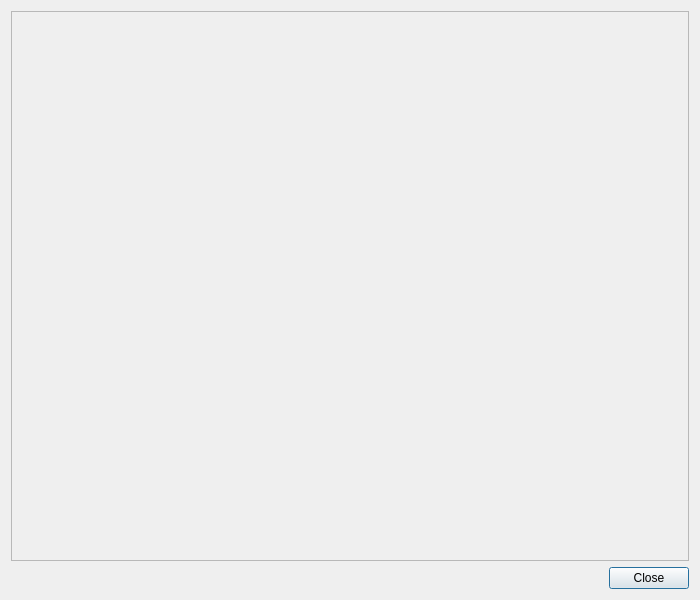
This is scwx-qt/source/scwx/qt/ui/marker_dialog.ui in TornadoRTX/TorDar as Qt 5 draws it before an edit. The edited form follows.
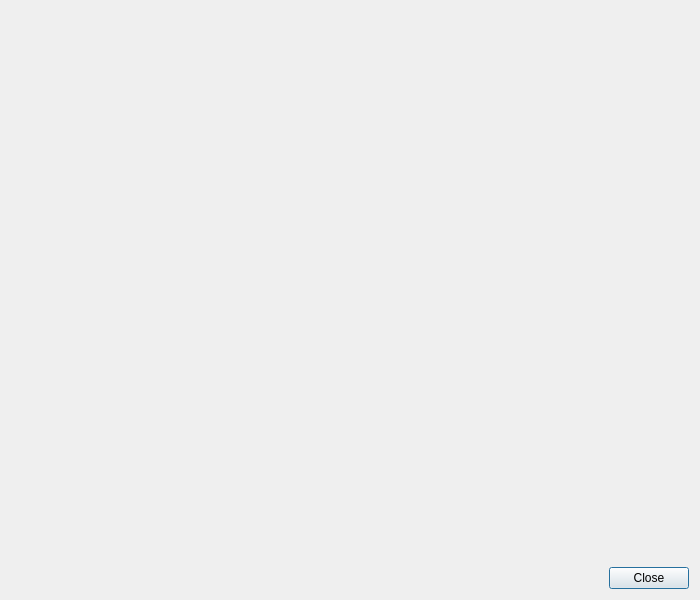
This is the edited form.

Commit message:
Remove raised styling from most QFrames
This was never intended to be part of the UI, and did not show on Windows. It shows on Fusion, and is especially noticable on macOS.

```diff
--- a/scwx-qt/source/scwx/qt/ui/marker_dialog.ui
+++ b/scwx-qt/source/scwx/qt/ui/marker_dialog.ui
@@ -16,12 +16,6 @@
   <layout class="QVBoxLayout" name="verticalLayout">
    <item>
     <widget class="QFrame" name="contentsFrame">
-     <property name="frameShape">
-      <enum>QFrame::StyledPanel</enum>
-     </property>
-     <property name="frameShadow">
-      <enum>QFrame::Raised</enum>
-     </property>
      <layout class="QVBoxLayout" name="verticalLayout_2">
       <property name="leftMargin">
        <number>0</number>
```
Left out of the diff: 4 changed lines with no effect on the pictures. The commit also changes 15 other files.
